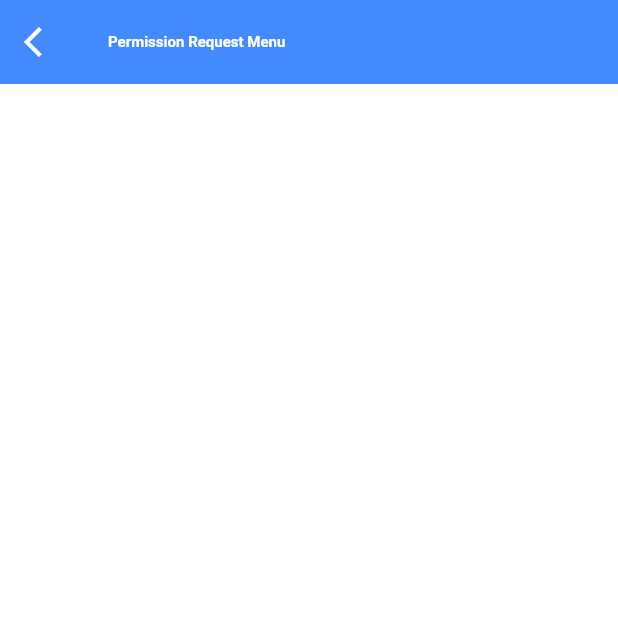
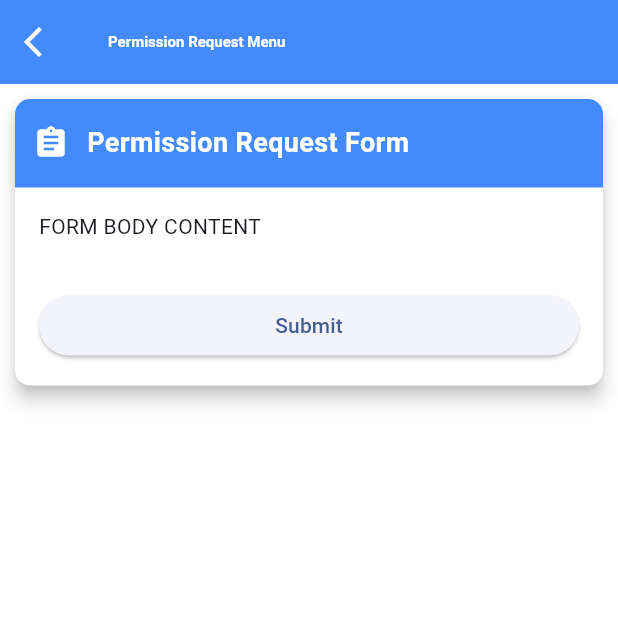
Before and after one commit to Khairunnyisa/attendance-app, a Flutter app: the PermissionScreen screen opened directly, on a phone screen of 412 x 824 dp, the top half of it. Run offline on Flutter 3.47's test engine with Material 3 defaults, Android fonts, the phone set to English and light mode, and no system bars; our stand-ins replace camera, cloud_firestore, dotted_border, firebase_core, geocoding, geolocator; missing offline and left inert: google_mlkit_face_detection; accounts and stored records are empty.

Commit message:
finishing permission screen

```diff
--- /dev/null
+++ b/lib/ui/permission/components/form_body.dart
@@ -0,0 +1,14 @@
+import 'package:flutter/material.dart';
+
+class FormBody extends StatelessWidget {
+  const FormBody({super.key});
+
+  @override
+  Widget build(BuildContext context) {
+    return const Padding(padding: EdgeInsets.all(16),
+    child: Column(
+      crossAxisAlignment: CrossAxisAlignment.start,
+      children: [Text("FORM BODY CONTENT")],
+    ),);
+  }
+}
--- /dev/null
+++ b/lib/ui/permission/components/submit_button.dart
@@ -0,0 +1,116 @@
+import 'package:attendance_app/ui/home_screen.dart';
+import 'package:cloud_firestore/cloud_firestore.dart';
+import 'package:flutter/material.dart';
+
+class SubmitButton extends StatelessWidget {
+  final Size size;
+  final TextEditingController nameController;
+  final TextEditingController formController;
+  final TextEditingController toController;
+  final String dropValueCategories;
+  final CollectionReference dataCollection;
+
+  const SubmitButton(
+      {super.key,
+      required this.size,
+      required this.nameController,
+      required this.formController,
+      required this.toController,
+      required this.dropValueCategories,
+      required this.dataCollection});
+
+  @override
+  Widget build(BuildContext context) {
+    return Padding(
+      padding: EdgeInsets.all(16),
+      child: SizedBox(
+        width: size.width,
+        child: ElevatedButton(
+            // kita membuat 1 method extraction
+            onPressed: () => _submitHandler(context),
+            child: Text("Submit")),
+      ),
+    );
+  }
+
+  void _submitHandler(BuildContext context) {
+    if (_isFormValid()) {
+      _submitForm(context);
+    } else {
+     _showSnackBar(context, "Please fill the form", Icons.warning_outlined, Colors.white);
+    }
+  }
+
+  bool _isFormValid() {
+    return nameController.text.isNotEmpty &&
+        dropValueCategories != "Please Choose:" &&
+        formController.text.isNotEmpty &&
+        toController.text.isNotEmpty;
+  }
+
+  void _showSnackBar(
+      BuildContext context, String message, IconData icon, Color color) {
+    ScaffoldMessenger.of(context).showSnackBar(SnackBar(
+      content: Row(
+        children: [
+          Icon(
+            icon,
+            color: Colors.white,
+          ),
+          SizedBox(
+            width: 10,
+          ),
+          Text(
+            message,
+            style: TextStyle(color: Colors.white),
+          )
+        ],
+      ),
+      backgroundColor: color,
+      shape: StadiumBorder(),
+      behavior: SnackBarBehavior.floating,
+    ));
+  }
+
+  void _showLoaderDialog(BuildContext context) {
+    showDialog(
+        context: context,
+        barrierDismissible: false,
+        builder: (BuildContext context) {
+          return AlertDialog(
+            content: Row(
+              children: [
+                const CircularProgressIndicator(
+                  valueColor: AlwaysStoppedAnimation<Color>(Colors.blueAccent),
+                ),
+                Container(
+                  margin: EdgeInsets.only(left: 20),
+                  child: Text("Please wait..."),
+                )
+              ],
+            ),
+          );
+        });
+  }
+
+  Future<void> _submitForm(BuildContext context) async {
+    _showLoaderDialog(context);
+    try {
+      await dataCollection.add({
+        'address': '-',
+        'name': nameController.text,
+        'description': dropValueCategories,
+        'timestamp': '${formController.text} : ${toController.text}'
+      });
+      Navigator.of(context).pop();
+      _showSnackBar(context, "Sucessfully Submit the Form",
+          Icons.check_circle_outline, Colors.orangeAccent);
+      Navigator.pushReplacement(
+          context, MaterialPageRoute(builder: (context) => const HomeScreen()));
+    } catch (e) {
+      Navigator.of(context).pop();
+      _showSnackBar(context, "An Error Occured: $e", Icons.error_outline,
+          Colors.blueGrey);
+    }
+  }
+}
--- a/lib/ui/permission/permission_screen.dart
+++ b/lib/ui/permission/permission_screen.dart
@@ -1,5 +1,9 @@
 import 'package:attendance_app/services/location_service.dart';
 import 'package:attendance_app/ui/permission/components/app_bar.dart';
+import 'package:attendance_app/ui/permission/components/form_body.dart';
+import 'package:attendance_app/ui/permission/components/form_header.dart';
+import 'package:attendance_app/ui/permission/components/submit_button.dart';
+import 'package:cloud_firestore/cloud_firestore.dart';
 
 import 'package:flutter/material.dart';
 
@@ -28,9 +32,16 @@ class _PermissionScreenState extends State<PermissionScreen> {
           child: Column(
             crossAxisAlignment: CrossAxisAlignment.start,
             children: [
-              // buat komponen UI form header
-              // buat komponen UI form body
-              // buat komponen UI form submit button
+              FormHeader(title: "Permission Request Form", icon: Icons.assignment),
+              FormBody(),
+              SubmitButton(
+                size: size,
+                nameController: TextEditingController(),
+                formController: TextEditingController(),
+                toController: TextEditingController(),
+                dropValueCategories: "Dropdown Content",
+                dataCollection: FirebaseFirestore.instance.collection("dataCollectionValue"),
+                )
             ],
           ),
         ),
```
